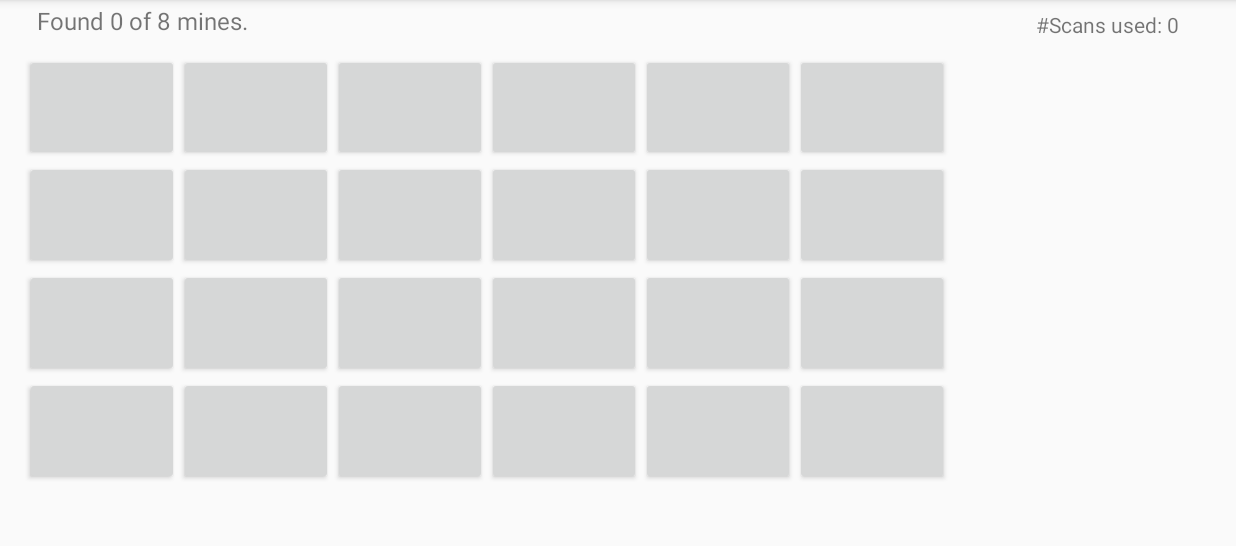
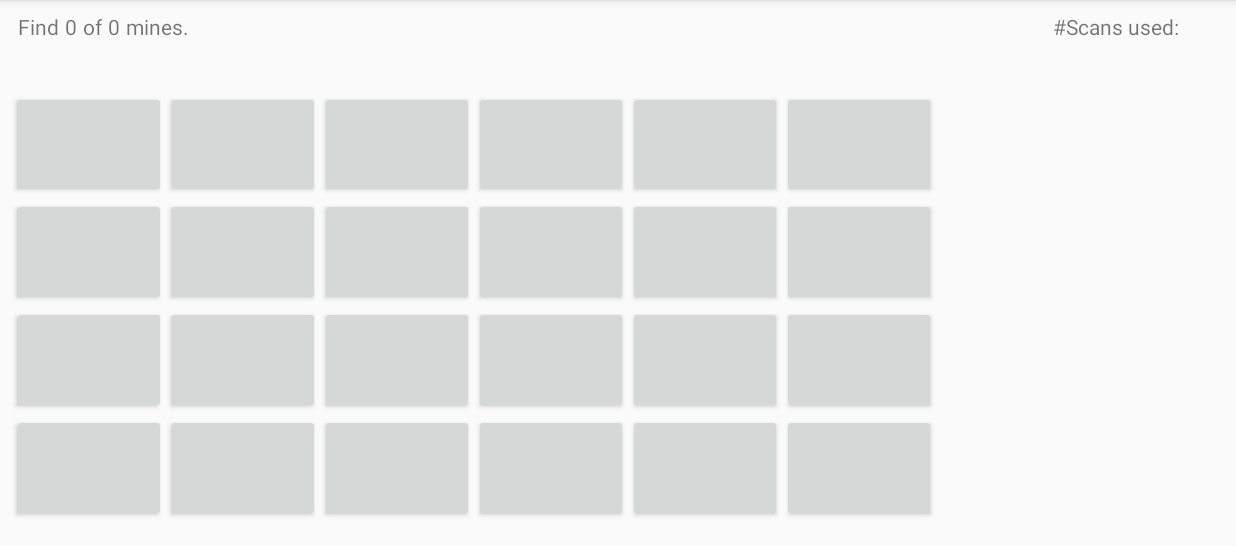
Before and after one commit to xya89/Mineseeker-Android-Game, an Android app: the GameBoard screen opened directly, with no data from a screen before it, on a phone screen of 824 x 412 dp (held sideways), the part 72-618 px from its top. Run offline under Robolectric (Android 15) with nearby library versions, the phone set to English and light mode, and no system bars.

Commit message:
Update GameBoard messages when click on a cell.

```diff
--- a/app/src/main/java/Model/cellTable.java
+++ b/app/src/main/java/Model/cellTable.java
@@ -46,6 +46,7 @@ public class cellTable implements Iterable<Cell> {
             cells.add(c1);
         }
     }
+
     public void generateMine(int mineNum){
         Random rand = new Random();
         //generate a array which contains all the randomly chosen mines' position index.
@@ -56,7 +57,7 @@ public class cellTable implements Iterable<Cell> {
             a new randN until the new randN never presents. */
             while(searchArr(randArray,randN)){
                 randN = rand.nextInt(length*width);
-;            }
+            }
             randArray[i] = randN;
             Log.d("rand is ", Integer.toString(randArray[i]));
             cells.get(randArray[i]).setMine();
--- a/app/src/main/java/cmpt276Asgn3/example/com/GameBoard.java
+++ b/app/src/main/java/cmpt276Asgn3/example/com/GameBoard.java
@@ -5,22 +5,19 @@ import androidx.appcompat.app.AppCompatActivity;
 import android.annotation.SuppressLint;
 import android.content.Context;
 import android.content.Intent;
-import android.content.SharedPreferences;
 import android.content.res.Resources;
 import android.graphics.Bitmap;
 import android.graphics.BitmapFactory;
 import android.graphics.drawable.BitmapDrawable;
 import android.os.Bundle;
-import android.util.Log;
 import android.view.View;
 import android.widget.Button;
 import android.widget.TableLayout;
 import android.widget.TableRow;
+import android.widget.TextView;
 import android.widget.Toast;
 
 import java.util.ArrayList;
-import java.util.List;
-import java.util.Random;
 
 import Model.Cell;
 import Model.cellTable;
@@ -37,6 +34,8 @@ public class GameBoard extends AppCompatActivity {
 
     private Cell cell = Cell.getInstance();
 
+    private int timeScan = 0;
+    private int foundMines = 0;
     // TODO: use rand to assign mines: determine if the cell is mine;
 
     Button buttons[][] = new Button[testRow][testCol];
@@ -46,18 +45,13 @@ public class GameBoard extends AppCompatActivity {
     private cellTable setCells(int numCol, int numRow) {
         cellTable tableList = new cellTable(numCol, numRow, new ArrayList<Cell>());
         tableList.generateCell();
-        tableList.generateMine(8);
+        tableList.generateMine(OptionActivity.getNumMineSet(this));
         tableList.InitiateMineCount();
         return tableList;
     }
 
 
-
-
-
-
-
-
+    @SuppressLint("SetTextI18n")
     @Override
     protected void onCreate(Bundle savedInstanceState) {
         super.onCreate(savedInstanceState);
@@ -69,17 +63,18 @@ public class GameBoard extends AppCompatActivity {
         Toast.makeText(this, "saved optional row: " + test, Toast.LENGTH_SHORT).show();
         //testCol = OptionActivity.getGameBoardColumn(this);
 
+        // set messages for "Found %d of %d mines."
+        TextView tvTotalMines = findViewById(R.id.txt_numMines);
+        tvTotalMines.setText(Integer.toString(OptionActivity.getNumMineSet(this)));
 
         populateButtons(testRow,testCol);
 
     }
 
     private void populateButtons(int numRow, final int numCol) {
-
         TableLayout table = findViewById(R.id.TBL_gamepad);
 
         final cellTable t2 = setCells(numCol,numRow);
-
 
 
         for (int row = 0;  row < numRow; row++) {
@@ -92,7 +87,6 @@ public class GameBoard extends AppCompatActivity {
             table.addView(tableRow);
 
             for (int col = 0; col < numCol; col++){
-
 
                 final int FINAL_COL = col;
                 final int FINAL_ROW = row;
@@ -122,37 +116,38 @@ public class GameBoard extends AppCompatActivity {
 
     @SuppressLint("SetTextI18n")
     private void gridButtonClicked(int col, int row, int index, cellTable c1) {
-        Toast.makeText(this, "Button clicked: " + col + "," + row, Toast.LENGTH_SHORT).show();
 
         Button button = buttons[row][col];
         //cell button becomes an image of mine when clicking mine button.
         if(c1.getlist().get(index).getIsMine()){
             showMineImage(button);
+
+            foundMines ++;
+            updateFoundMines(foundMines);
         }
         else{
             button.setText(Integer.toString(c1.getlist().get(index).getCount()));
+
+            timeScan++;
+            updateScansUsed(timeScan);
         }
-
-        // Lock Button Sizes;
-//        testRow = OptionActivity.getGameBoardRow(this);
-//        testCol = OptionActivity.getGameBoardColumn(this);
 
         lockButtonSizes(testRow, testCol);
 
-        // temp functions, delete this
-        /*setMineCells();
-
-        if (cell.getIsMine()){
-            // TODO: cell button becomes a image of mine
-            showMineImage(button);
-
-        }
-        else if (!cell.getIsMine()){
-            // TODO: cell button display number of mines left in the same row and same col.
-        }*/
     }
 
+    @SuppressLint("SetTextI18n")
+    private void updateFoundMines(int numFoundMines) {
+        TextView tvMineFound = findViewById(R.id.txt_foundMinesCount);
+        tvMineFound.setText(Integer.toString(numFoundMines));
 
+    }
+
+    @SuppressLint("SetTextI18n")
+    private void updateScansUsed(int scan) {
+        TextView tvScan = findViewById(R.id.txt_scanCount);
+        tvScan.setText(Integer.toString(scan));
+    }
     private void showMineImage(Button button) {
         int newWidth = button.getWidth();
         int newHeight = button.getHeight();
--- a/app/src/main/res/layout/activity_game_board.xml
+++ b/app/src/main/res/layout/activity_game_board.xml
@@ -12,53 +12,107 @@
         android:layout_height="287dp"
         android:layout_marginStart="8dp"
         android:layout_marginLeft="8dp"
-        android:layout_marginTop="8dp"
         android:layout_marginEnd="32dp"
         android:layout_marginRight="32dp"
-        android:layout_marginBottom="8dp"
+        android:layout_marginBottom="16dp"
         app:layout_constraintBottom_toBottomOf="parent"
         app:layout_constraintEnd_toEndOf="parent"
-        app:layout_constraintHorizontal_bias="0.05"
-        app:layout_constraintStart_toStartOf="parent"
-        app:layout_constraintTop_toBottomOf="@+id/txt_remainingMines"
-        app:layout_constraintVertical_bias="0.0">
+        app:layout_constraintHorizontal_bias="0.0"
+        app:layout_constraintStart_toStartOf="parent">
 
 
     </TableLayout>
-
-    <TextView
-        android:id="@+id/txt_remainingMines"
-        android:layout_width="157dp"
-        android:layout_height="25dp"
-        android:text="@string/found_0_of_8_mines"
-        android:textSize="16sp"
-        app:layout_constraintBottom_toBottomOf="parent"
-        app:layout_constraintEnd_toStartOf="@+id/guideline"
-        app:layout_constraintHorizontal_bias="0.186"
-        app:layout_constraintStart_toStartOf="parent"
-        app:layout_constraintTop_toTopOf="parent"
-        app:layout_constraintVertical_bias="0.007" />
 
     <androidx.constraintlayout.widget.Guideline
         android:id="@+id/guideline"
         android:layout_width="wrap_content"
         android:layout_height="wrap_content"
         android:orientation="vertical"
-        app:layout_constraintGuide_begin="291dp" />
+        app:layout_constraintGuide_end="418dp" />
 
     <TextView
         android:id="@+id/txtdisplayScan"
-        android:layout_width="109dp"
-        android:layout_height="21dp"
+        android:layout_width="89dp"
+        android:layout_height="20dp"
         android:layout_marginStart="292dp"
         android:layout_marginLeft="292dp"
         android:layout_marginTop="8dp"
-        android:text="@string/scans_used_0"
-        app:layout_constraintBottom_toBottomOf="@+id/txt_remainingMines"
+        android:text="@string/scans_used"
         app:layout_constraintEnd_toEndOf="parent"
-        app:layout_constraintHorizontal_bias="0.82"
+        app:layout_constraintHorizontal_bias="0.111"
         app:layout_constraintStart_toStartOf="@+id/guideline"
-        app:layout_constraintTop_toTopOf="@+id/txt_remainingMines"
+        app:layout_constraintTop_toTopOf="parent" />
+
+    <TextView
+        android:id="@+id/txt_scanCount"
+        android:layout_width="28dp"
+        android:layout_height="20dp"
+        android:layout_marginStart="4dp"
+        android:layout_marginLeft="4dp"
+        android:layout_marginTop="48dp"
+        android:text="@string/_0"
+        app:layout_constraintBottom_toBottomOf="@+id/txtdisplayScan"
+        app:layout_constraintStart_toEndOf="@+id/txtdisplayScan"
+        app:layout_constraintTop_toTopOf="@+id/txtdisplayScan"
         app:layout_constraintVertical_bias="1.0" />
 
+    <TextView
+        android:id="@+id/txt_findMineMsg1"
+        android:layout_width="27dp"
+        android:layout_height="19dp"
+        android:layout_marginStart="12dp"
+        android:layout_marginLeft="12dp"
+        android:layout_marginTop="8dp"
+        android:text="@string/find"
+        app:layout_constraintStart_toStartOf="parent"
+        app:layout_constraintTop_toTopOf="parent" />
+
+    <TextView
+        android:id="@+id/txt_foundMinesCount"
+        android:layout_width="wrap_content"
+        android:layout_height="wrap_content"
+        android:layout_marginStart="4dp"
+        android:layout_marginLeft="4dp"
+        android:text="@string/_0_foundMines"
+        app:layout_constraintBottom_toBottomOf="@+id/txt_findMineMsg1"
+        app:layout_constraintStart_toEndOf="@+id/txt_findMineMsg1"
+        app:layout_constraintTop_toTopOf="@+id/txt_findMineMsg1"
+        app:layout_constraintVertical_bias="0.0" />
+
+    <TextView
+        android:id="@+id/txtCoundMsg2"
+        android:layout_width="wrap_content"
+        android:layout_height="wrap_content"
+        android:layout_marginStart="4dp"
+        android:layout_marginLeft="4dp"
+        android:text="@string/of"
+        app:layout_constraintBottom_toBottomOf="@+id/txt_foundMinesCount"
+        app:layout_constraintStart_toEndOf="@+id/txt_foundMinesCount"
+        app:layout_constraintTop_toTopOf="@+id/txt_foundMinesCount"
+        app:layout_constraintVertical_bias="0.0" />
+
+    <TextView
+        android:id="@+id/txt_numMines"
+        android:layout_width="wrap_content"
+        android:layout_height="wrap_content"
+        android:layout_marginStart="4dp"
+        android:layout_marginLeft="4dp"
+        android:text="@string/_0_found_mines"
+        app:layout_constraintBottom_toBottomOf="@+id/txtCoundMsg2"
+        app:layout_constraintStart_toEndOf="@+id/txtCoundMsg2"
+        app:layout_constraintTop_toTopOf="@+id/txtCoundMsg2"
+        app:layout_constraintVertical_bias="0.0" />
+
+    <TextView
+        android:id="@+id/txt_foundMineMsg3"
+        android:layout_width="wrap_content"
+        android:layout_height="wrap_content"
+        android:layout_marginStart="4dp"
+        android:layout_marginLeft="4dp"
+        android:text="@string/mines_miens"
+        app:layout_constraintBottom_toBottomOf="@+id/txt_numMines"
+        app:layout_constraintStart_toEndOf="@+id/txt_numMines"
+        app:layout_constraintTop_toTopOf="@+id/txt_numMines"
+        app:layout_constraintVertical_bias="0.0" />
+
 </androidx.constraintlayout.widget.ConstraintLayout>
--- a/app/src/main/res/values/strings.xml
+++ b/app/src/main/res/values/strings.xml
@@ -1,7 +1,7 @@
 <resources>
     <string name="app_name">CMPT276Asgn3</string>
-    <string name="found_0_of_8_mines">Found 0 of 8 mines.</string>
-    <string name="scans_used_0">#Scans used: 0</string>
+
+    <string name="scans_used">#Scans used: </string>
     <string name="mineseeker">Mine Seeker</string>
     <string name="by_neil_sean"><![CDATA[By Neil Ding, Sean Yang]]></string>
     <string name="help">Help</string>
@@ -37,6 +37,15 @@
     <string name="an_image_of_rust_character_playing_flute">An image of rust character playing flute</string>
     <string name="skip">Skip</string>
     <string name="menu">Menu</string>
+    <string name="game_over">Game Over</string>
+    <string name="congratulations_you_won">Congratulations! You won!</string>
+    <string name="oki">OKi</string>
+    <string name="_0">0</string>
+    <string name="find">Find</string>
+    <string name="_0_foundMines">0</string>
+    <string name="of">of</string>
+    <string name="_0_found_mines">0</string>
+    <string name="mines_miens">mines.</string>
 
 
 </resources>
```
Also changed, not shown: app/src/main/java/cmpt276Asgn3/example/com/MessageFragment.java (added, +43 -0 lines), app/src/main/res/layout/game_end_message_layout.xml (added, +80 -0 lines), app/src/main/res/drawable/celebrate_green.png (added), app/src/main/res/drawable/celebrate_red.png (added).
